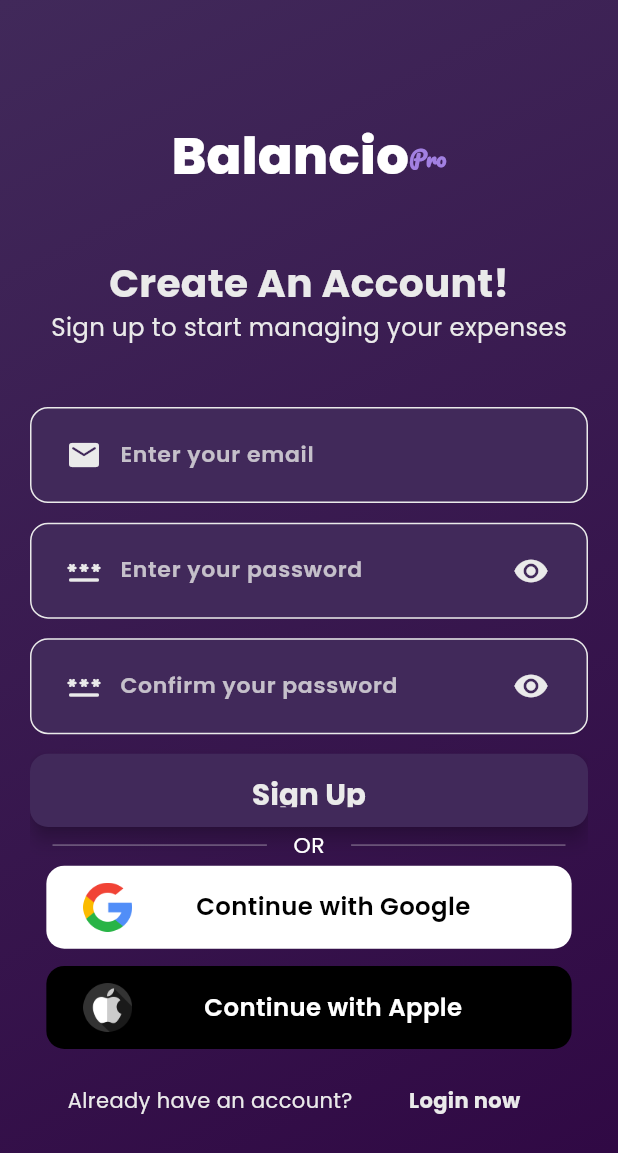
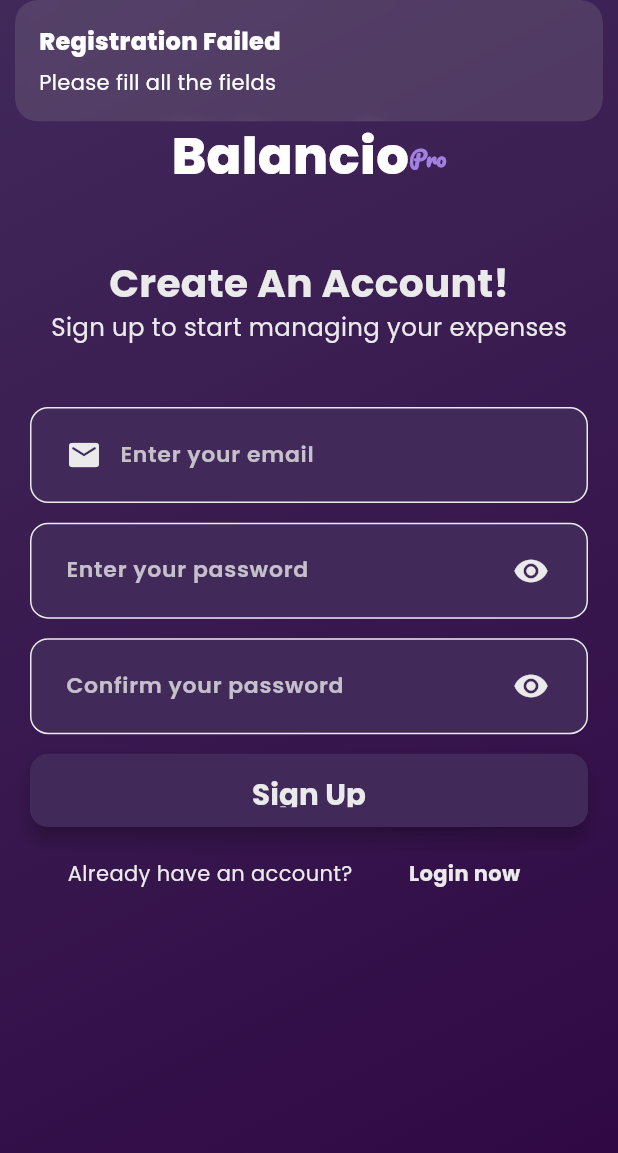
Before and after one commit to AleeXraxa/Balancio-Pro, a Flutter app: the Register screen opened directly, after a tap on "Sign Up", on a phone screen of 412 x 824 dp. Shown: the top 1153 px of the screen. Run offline on Flutter 3.47's test engine with Material 3 defaults, Android fonts, the light colour scheme and no system bars; our stand-ins replace firebase_auth, firebase_core, flutter_screenutil, flutter_spinkit, get, shared_preferences and 1 more; accounts and stored records are empty.

Commit message:
Registration with email and pass validation Completed

```diff
--- a/lib/controllers/auth_controller.dart
+++ b/lib/controllers/auth_controller.dart
@@ -9,8 +9,78 @@
 
   RxBool isLoading = false.obs;
 
-  Future<void> registerUser(String email, String pass) async {
+  final emailController = TextEditingController();
+  final passwordController = TextEditingController();
+  final confirmPassController = TextEditingController();
+
+  RxBool isPass = true.obs;
+  RxBool isConfirmPass = true.obs;
+
+  void showPass() {
+    isPass.value = !isPass.value;
+  }
+
+  void showConfirmPass() {
+    isConfirmPass.value = !isConfirmPass.value;
+  }
+
+  Future<void> registerUser() async {
     try {
+      final email = emailController.text.trim();
+      final pass = passwordController.text.trim();
+      final cPass = confirmPassController.text.trim();
+
+      if (email.isEmpty && pass.isEmpty && cPass.isEmpty) {
+        Custombar.showBar(
+          'Registration Failed',
+          'Please fill all the fields',
+          [Colors.purple, Colors.blueAccent],
+          Colors.white,
+        );
+        return;
+      }
+      if (email.isEmpty) {
+        Custombar.showBar(
+          'Registration Failed',
+          'Please enter your email',
+          [Colors.purple, Colors.blueAccent],
+          Colors.white,
+        );
+        return;
+      }
+      if (pass.isEmpty ||
+          pass.length < 6 ||
+          !pass.contains(RegExp(r'[A-Z]')) ||
+          !pass.contains(RegExp(r'[a-z]')) ||
+          !pass.contains(RegExp(r'[0-9]'))) {
+        Custombar.showBar(
+          'Registration Failed',
+          'Password must be at least 6 characters and include uppercase, lowercase, and a number.',
+          [Colors.purple, Colors.blueAccent],
+          Colors.white,
+        );
+        return;
+      }
+
+      if (cPass.isEmpty) {
+        Custombar.showBar(
+          'Registration Failed',
+          'Please enter confirm password',
+          [Colors.purple, Colors.blueAccent],
+          Colors.white,
+        );
+        return;
+      }
+      if (cPass != pass) {
+        Custombar.showBar(
+          'Registration Failed',
+          'Password does not match',
+          [Colors.purple, Colors.blueAccent],
+          Colors.white,
+        );
+        return;
+      }
+
       isLoading.value = true;
       UserCredential userCredential = await _auth
           .createUserWithEmailAndPassword(email: email, password: pass);
@@ -24,14 +94,75 @@
           duration: Duration(milliseconds: 800),
           transition: Transition.leftToRight);
     } on FirebaseAuthException catch (e) {
-      Custombar.showBar(
-        'Registration Failed',
-        'Some Error',
-        [Colors.purple, Colors.blueAccent],
-        Colors.white,
-      );
+      handleFirebaseAuthError(e);
     } finally {
       isLoading.value = false;
     }
   }
+
+  void handleFirebaseAuthError(FirebaseAuthException e) {
+    switch (e.code) {
+      case 'email-already-in-use':
+        Custombar.showBar(
+          'Registration Failed',
+          'This email is already in use.',
+          [Colors.red, Colors.deepOrange],
+          Colors.white,
+        );
+        break;
+
+      case 'invalid-email':
+        Custombar.showBar(
+          'Registration Failed',
+          'Invalid email format.',
+          [Colors.red, Colors.deepOrange],
+          Colors.white,
+        );
+        break;
+
+      case 'weak-password':
+        Custombar.showBar(
+          'Registration Failed',
+          'Password is too weak.',
+          [Colors.red, Colors.deepOrange],
+          Colors.white,
+        );
+        break;
+
+      case 'user-not-found':
+        Custombar.showBar(
+          'Login Failed',
+          'No user found with this email.',
+          [Colors.red, Colors.deepOrange],
+          Colors.white,
+        );
+        break;
+
+      case 'wrong-password':
+        Custombar.showBar(
+          'Login Failed',
+          'Incorrect password.',
+          [Colors.red, Colors.deepOrange],
+          Colors.white,
+        );
+        break;
+
+      case 'too-many-requests':
+        Custombar.showBar(
+          'Request Blocked',
+          'Too many attempts. Try again later.',
+          [Colors.red, Colors.deepOrange],
+          Colors.white,
+        );
+        break;
+
+      default:
+        Custombar.showBar(
+          'Error',
+          'Something went wrong. Please try again.',
+          [Colors.red, Colors.deepOrange],
+          Colors.white,
+        );
+    }
+  }
 }
--- a/lib/custom widgets/textfield.dart
+++ b/lib/custom widgets/textfield.dart
@@ -7,13 +7,18 @@
   final IconData? prefix;
   final IconData? suffix;
   final bool isPass;
+  final TextEditingController controller;
+  final VoidCallback? onTapSuffix;
 
-  const CustomField(
-      {required this.labelText,
+  const CustomField({
+    required this.labelText,
     this.prefix,
     this.suffix,
     this.isPass = false,
-      super.key});
+    required this.controller,
+    this.onTapSuffix,
+    super.key,
+  });
 
   @override
   State<CustomField> createState() => _CustomFieldState();
@@ -23,23 +28,29 @@
   @override
   Widget build(BuildContext context) {
     return TextField(
+      obscureText: widget.isPass,
+      controller: widget.controller,
       style: TextStyle(
         color: accentColor,
       ),
       decoration: InputDecoration(
         fillColor: primaryColor,
         filled: true,
-        prefixIcon: Padding(
+        prefixIcon: widget.prefix != null
+            ? Padding(
                 padding: EdgeInsets.only(left: 24, right: 8),
                 child: Icon(widget.prefix),
-        ),
-        suffixIcon: Padding(
+              )
+            : null,
+        suffixIcon: widget.suffix != null
+            ? Padding(
                 padding: EdgeInsets.only(left: 8, right: 14),
                 child: IconButton(
-            onPressed: () {},
+                  onPressed: widget.onTapSuffix,
                   icon: Icon(widget.suffix),
                 ),
-        ),
+              )
+            : null,
         prefixIconColor: accentColor,
         suffixIconColor: accentColor,
         labelText: widget.labelText,
--- a/lib/views/forgot_pass.dart
+++ b/lib/views/forgot_pass.dart
@@ -1,5 +1,6 @@
 import 'package:balancio_pro/constants/colors.dart';
 import 'package:balancio_pro/constants/fonts.dart';
+import 'package:balancio_pro/controllers/auth_controller.dart';
 import 'package:balancio_pro/custom%20widgets/button.dart';
 import 'package:balancio_pro/custom%20widgets/textfield.dart';
 import 'package:balancio_pro/views/login.dart';
@@ -30,6 +31,8 @@
         CurvedAnimation(parent: _animationController, curve: Curves.easeIn));
     _animationController.forward();
   }
+
+  final _authController = Get.put(AuthController());
 
   @override
   void dispose() {
@@ -99,6 +102,7 @@
                     crossAxisAlignment: CrossAxisAlignment.end,
                     children: [
                       CustomField(
+                        controller: _authController.emailController,
                         labelText: 'Enter your email',
                         prefix: Icons.email_rounded,
                       ),
--- a/lib/views/register.dart
+++ b/lib/views/register.dart
@@ -1,11 +1,13 @@
 import 'package:balancio_pro/constants/colors.dart';
 import 'package:balancio_pro/constants/fonts.dart';
+import 'package:balancio_pro/controllers/auth_controller.dart';
 import 'package:balancio_pro/custom%20widgets/button.dart';
-import 'package:balancio_pro/custom%20widgets/social_buttons.dart';
+import 'package:balancio_pro/custom%20widgets/snackbar.dart';
 import 'package:balancio_pro/custom%20widgets/textfield.dart';
 import 'package:balancio_pro/views/login.dart';
 import 'package:flutter/material.dart';
 import 'package:flutter_screenutil/flutter_screenutil.dart';
+import 'package:flutter_spinkit/flutter_spinkit.dart';
 import 'package:get/get.dart';
 
 class Register extends StatefulWidget {
@@ -31,6 +33,8 @@
         CurvedAnimation(parent: _animationController, curve: Curves.easeIn));
     _animationController.forward();
   }
+
+  final _authController = Get.put(AuthController());
 
   @override
   void dispose() {
@@ -100,77 +104,59 @@
                     crossAxisAlignment: CrossAxisAlignment.end,
                     children: [
                       CustomField(
+                        controller: _authController.emailController,
                         labelText: 'Enter your email',
                         prefix: Icons.email_rounded,
                       ),
                       SizedBox(
                         height: 40.h,
                       ),
-                      CustomField(
+                      Obx(
+                        () => CustomField(
+                          isPass: _authController.isPass.value,
+                          controller: _authController.passwordController,
                           labelText: 'Enter your password',
-                        prefix: Icons.password_rounded,
-                        suffix: Icons.visibility,
+                          suffix: _authController.isPass.value
+                              ? Icons.visibility
+                              : Icons.visibility_off,
+                          onTapSuffix: () {
+                            _authController.showPass();
+                          },
+                        ),
                       ),
                       SizedBox(
                         height: 40.h,
                       ),
-                      CustomField(
+                      Obx(
+                        () => CustomField(
+                          isPass: _authController.isConfirmPass.value,
+                          controller: _authController.confirmPassController,
                           labelText: 'Confirm your password',
-                        prefix: Icons.password_rounded,
-                        suffix: Icons.visibility,
+                          suffix: _authController.isConfirmPass.value
+                              ? Icons.visibility
+                              : Icons.visibility_off,
+                          onTapSuffix: () {
+                            _authController.showConfirmPass();
+                          },
+                        ),
                       ),
                       SizedBox(
                         height: 40.h,
                       ),
                     ],
                   ),
-                  CustomButton(
+                  Obx(
+                    () => _authController.isLoading.value
+                        ? SpinKitDoubleBounce(color: Colors.white, size: 50)
+                        : CustomButton(
                             buttonText: 'Sign Up',
                             padding: EdgeInsets.symmetric(vertical: 40.h),
                             bgColor: primaryColor,
                             borderRadius: 12,
-                    onPressed: () {},
+                            onPressed: () {
+                              _authController.registerUser();
+                            },
                           ),
-                  SizedBox(height: 5.h),
-                  Padding(
-                    padding: const EdgeInsets.symmetric(horizontal: 15),
-                    child: Row(
-                      children: [
-                        Expanded(
-                            child: Divider(
-                                color:
-                                    const Color.fromARGB(90, 234, 234, 234))),
-                        Padding(
-                          padding: EdgeInsets.symmetric(horizontal: 50.w),
-                          child: Text(
-                            "OR",
-                            style: TextStyle(
-                              color: Colors.white,
-                              fontSize: 45.sp,
-                            ),
-                          ),
-                        ),
-                        Expanded(
-                            child: Divider(
-                                color:
-                                    const Color.fromARGB(90, 234, 234, 234))),
-                      ],
-                    ),
-                  ),
-                  SocialButtons(
-                    btnText: 'Continue with Google',
-                    logo: 'assets/images/google_logo.png',
-                    bgColor: Colors.white,
-                    textColor: Colors.black,
-                    onPressed: () {},
-                  ),
-                  SizedBox(height: 5),
-                  SocialButtons(
-                    btnText: 'Continue with Apple',
-                    logo: 'assets/images/apple_logo.png',
-                    bgColor: Colors.black,
-                    textColor: Colors.white,
-                    onPressed: () {},
                   ),
                   SizedBox(height: 50.h),
                   Row(
```
Also changed, not shown: lib/views/login.dart (+16 -4 lines), pubspec.yaml (+5 -4 lines), pubspec.lock. Lines whose indentation alone changed are shown as unchanged.
